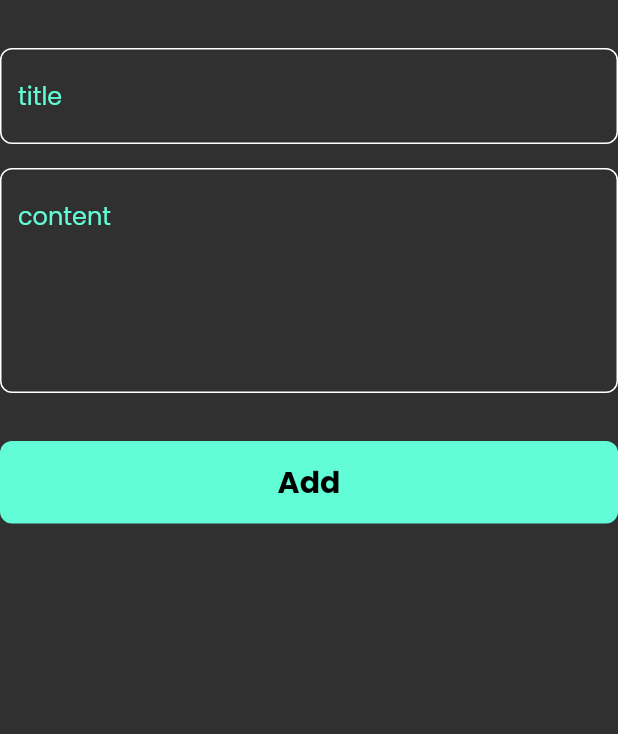
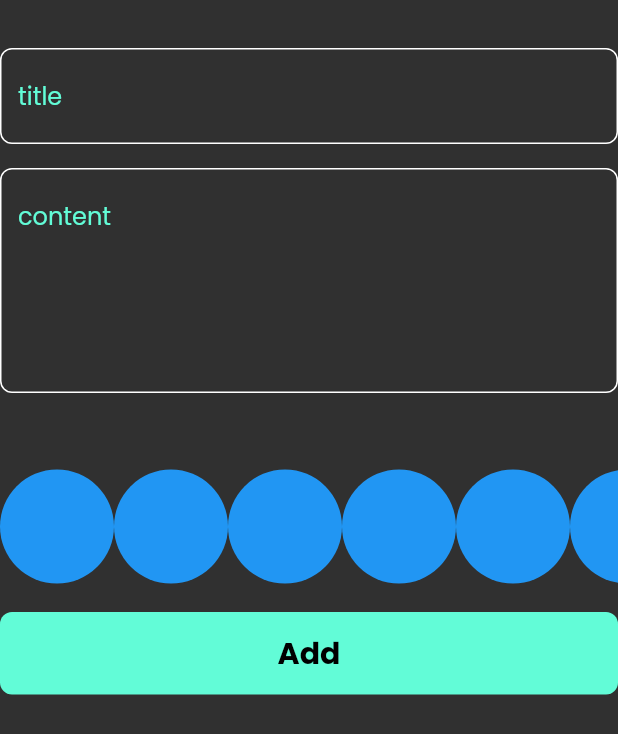
Before and after one commit to jalalsowat/project_note_app_flutter, a Flutter app: the AddNoteForm widget shown alone on an empty page, opened directly, on a phone screen of 412 x 824 dp. Shown: the top 734 px of the screen. Run offline on Flutter 3.47's test engine with Material 2 defaults, Android fonts, the phone set to English and light mode, and no system bars; our stand-ins replace bloc, flutter_bloc, font_awesome_flutter, hive, hive_flutter; accounts and stored records are empty.

Commit message:
create colors list view

```diff
--- a/lib/views/widgets/add_note_form.dart
+++ b/lib/views/widgets/add_note_form.dart
@@ -3,6 +3,7 @@ import 'package:flutter_bloc/flutter_bloc.dart';
 import 'package:intl/intl.dart';
 import 'package:notes_flutter/cubits/add_note_cubit/add_note_cubit.dart';
 import 'package:notes_flutter/models/note_model.dart';
+import 'package:notes_flutter/views/widgets/colors_list_view.dart';
 
 import 'custom_buttom.dart';
 import 'custom_text_field.dart';
@@ -49,6 +50,7 @@ class _AddNoteFormState extends State<AddNoteForm> {
           const SizedBox(
             height: 32,
           ),
+          const ColorsListView(),
           BlocBuilder<AddNoteCubit, AddNoteState>(
             builder: (context, state) {
               return CustomButtom(
--- /dev/null
+++ b/lib/views/widgets/colors_list_view.dart
@@ -0,0 +1,30 @@
+import 'package:flutter/material.dart';
+
+class ColorItem extends StatelessWidget {
+  const ColorItem({Key? key}) : super(key: key);
+
+  @override
+  Widget build(BuildContext context) {
+    return const CircleAvatar(
+      radius: 38,
+      backgroundColor: Colors.blue,
+    );
+  }
+}
+
+class ColorsListView extends StatelessWidget {
+  const ColorsListView({Key? key}) : super(key: key);
+
+  @override
+  Widget build(BuildContext context) {
+    return SizedBox(
+      height: 38 * 3,
+      child: ListView.builder(
+          itemCount: 10,
+          scrollDirection: Axis.horizontal,
+          itemBuilder: (context, index) {
+            return const ColorItem();
+          }),
+    );
+  }
+}
```
